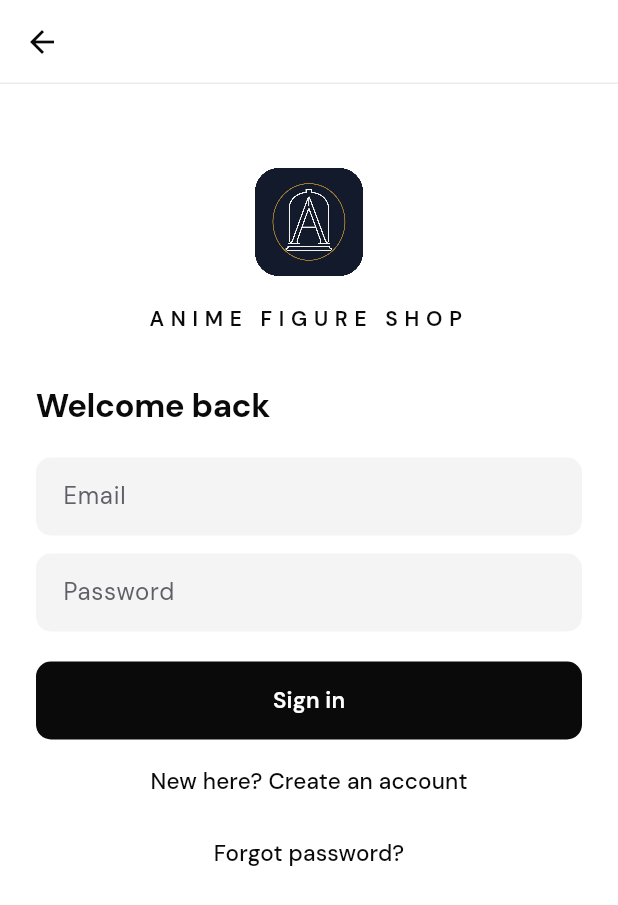
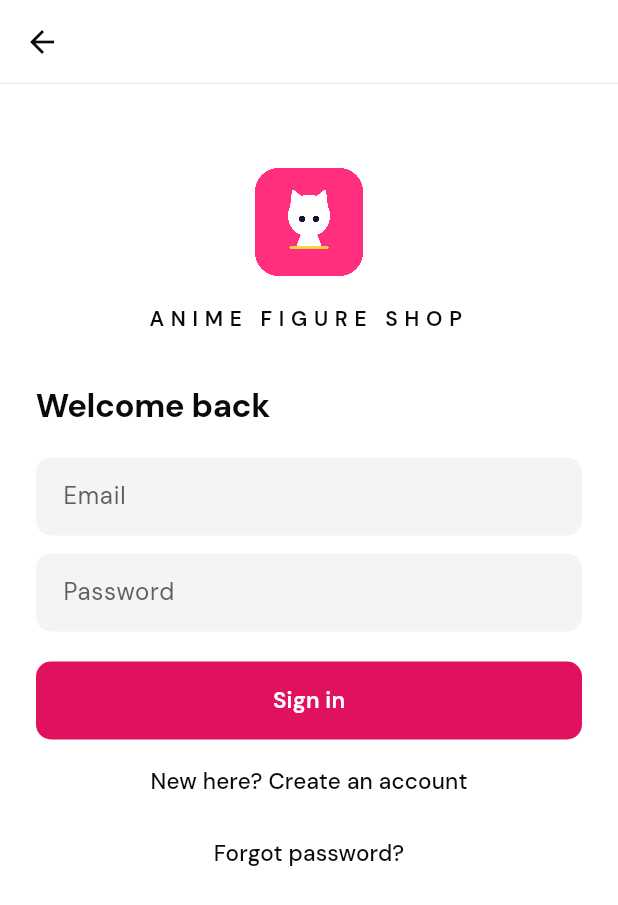
Before and after one commit to naingkhantdev/anime-figure-lite, a Flutter app: the screen it shows after launch, after a tap on the "receipt long" icon, on a phone screen of 412 x 824 dp. Shown: the top 905 px of the screen. Run offline on Flutter 3.47's test engine with Material 3 defaults, Android fonts, the phone set to English and light mode, and no system bars; our stand-ins replace cloud_firestore, firebase_auth, firebase_core, flutter_riverpod; accounts and stored records are empty.

Commit message:
Use the cat-ear figure logo and pink accent from brand-theme-admin-design
The logo is now the one from the feature/brand-theme-admin-design branch:
the white cat-ear figure on a stand, on pink, with its SVG sources. It is
the launcher icon (same flutter_launcher_icons settings as that branch),
the splash logo and the in-app mark, shown as a rounded badge.

As in that branch's theme, pink is the one accent: main buttons, prices,
the cart badge and focus, using the deeper #E0115F that passes AA on
white. Everything else stays ink on white.

```diff
--- a/lib/ui/pages/product_detail_page.dart
+++ b/lib/ui/pages/product_detail_page.dart
@@ -36,7 +36,9 @@ class ProductDetailPage extends ConsumerWidget {
                       Text(p.name, style: theme.textTheme.headlineSmall),
                       const SizedBox(height: 8),
                       Text(formatMmk(p.price),
-                          style: theme.textTheme.titleLarge),
+                          style: theme.textTheme.titleLarge?.copyWith(
+                              color: theme.colorScheme.primary,
+                              fontWeight: FontWeight.w600)),
                       const SizedBox(height: 4),
                       Text(
                         p.inStock
--- a/lib/ui/pages/product_list_page.dart
+++ b/lib/ui/pages/product_list_page.dart
@@ -164,7 +164,9 @@ class _ProductCard extends StatelessWidget {
                   ),
                   const SizedBox(height: 4),
                   Text(formatMmk(product.price),
-                      style: theme.textTheme.titleMedium),
+                      style: theme.textTheme.titleMedium?.copyWith(
+                          color: theme.colorScheme.primary,
+                          fontWeight: FontWeight.w600)),
                   if (!product.inStock)
                     Text('Out of stock',
                         style: TextStyle(color: theme.colorScheme.error)),
--- a/lib/ui/theme.dart
+++ b/lib/ui/theme.dart
@@ -1,8 +1,8 @@
 import 'package:flutter/material.dart';
 
-/// Minimal and monochrome: white space, near-black ink, hairline rules.
-/// Colour appears only where it carries meaning (in/out, low, expired), so
-/// the palette never fights whatever logo the shop uses.
+/// Minimal: white space, near-black ink, hairline rules. Pink is the one
+/// accent, kept for main actions, prices, the cart badge and focus. Other
+/// colour appears only where it carries meaning (in/out, low, expired).
 ///
 /// **Light only.**
 abstract final class AppColors {
@@ -14,12 +14,18 @@ abstract final class AppColors {
   static const line = Color(0xFFECECEE);
   static const lineStrong = Color(0xFFD9D9DE);
 
-  // Ink, which is also the accent: buttons, selection and focus are ink.
+  // Ink, for text and for selection (chips, segments, tabs).
   // All three clear WCAG AA on white: ink 19.6:1, inkMuted 6.3:1,
   // inkSubtle 4.8:1.
   static const ink = Color(0xFF0A0A0B);
   static const inkMuted = Color(0xFF5F5F67);
   static const inkSubtle = Color(0xFF74747C);
+
+  // The accent. The logo's own pink (#FF2E7E, used for the launcher icon) is
+  // too light for text on white, so the UI uses this deeper pink, which
+  // passes WCAG AA (5.1:1) for normal text and white text on it.
+  static const accent = Color(0xFFE0115F);
+  static const accentSoft = Color(0xFFFFE3EC);
 
   // Semantics: soft = tint background, line = its border, ink = text on the
   // tint. Every pair is at least 5.7:1.
@@ -56,10 +62,10 @@ abstract final class AppFonts {
 
 ThemeData buildAppTheme() {
   const scheme = ColorScheme.light(
-    primary: AppColors.ink,
+    primary: AppColors.accent,
     onPrimary: Colors.white,
-    primaryContainer: AppColors.surfaceSunken,
-    onPrimaryContainer: AppColors.ink,
+    primaryContainer: AppColors.accentSoft,
+    onPrimaryContainer: Color(0xFF5C0026),
     // Selected chips, segments and tonal buttons. Material's default is teal.
     secondary: AppColors.ink,
     onSecondary: Colors.white,
@@ -143,7 +149,7 @@ ThemeData buildAppTheme() {
       ),
       focusedBorder: OutlineInputBorder(
         borderRadius: BorderRadius.circular(AppRadius.md),
-        borderSide: const BorderSide(color: AppColors.ink, width: 1.2),
+        borderSide: const BorderSide(color: AppColors.accent, width: 1.2),
       ),
       labelStyle: const TextStyle(color: AppColors.inkMuted),
       floatingLabelStyle: const TextStyle(color: AppColors.ink),
@@ -152,7 +158,7 @@ ThemeData buildAppTheme() {
     filledButtonTheme: FilledButtonThemeData(
       style: FilledButton.styleFrom(
         minimumSize: const Size(0, 52),
-        backgroundColor: AppColors.ink,
+        backgroundColor: AppColors.accent,
         foregroundColor: Colors.white,
         disabledBackgroundColor: AppColors.surfaceSunken,
         shape: controlShape,
@@ -229,7 +235,7 @@ ThemeData buildAppTheme() {
       ),
     ),
     floatingActionButtonTheme: FloatingActionButtonThemeData(
-      backgroundColor: AppColors.ink,
+      backgroundColor: AppColors.accent,
       foregroundColor: Colors.white,
       elevation: 0,
       focusElevation: 0,
@@ -271,6 +277,12 @@ ThemeData buildAppTheme() {
         side: const BorderSide(color: AppColors.line),
       ),
     ),
+    badgeTheme: const BadgeThemeData(
+      backgroundColor: AppColors.accent,
+      textColor: Colors.white,
+    ),
+    progressIndicatorTheme:
+        const ProgressIndicatorThemeData(color: AppColors.accent),
     snackBarTheme: SnackBarThemeData(
       behavior: SnackBarBehavior.floating,
       backgroundColor: AppColors.ink,
```
Also changed, not shown: pubspec.yaml (+7 -5 lines), assets/brand/app_icon.png (deleted), assets/brand/app_icon_foreground.png (deleted), assets/brand/icon.png (added), assets/brand/icon.svg (added), assets/brand/icon_foreground.png (added), assets/brand/icon_foreground.svg (added), assets/brand/logo.png, 43 other files.
